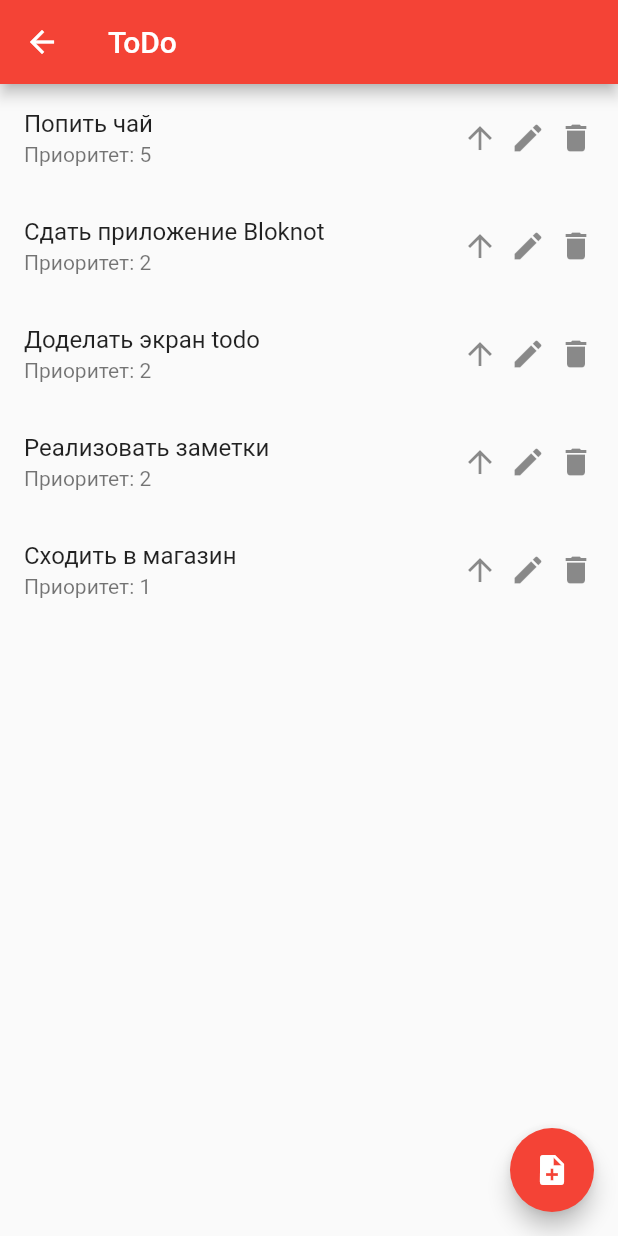
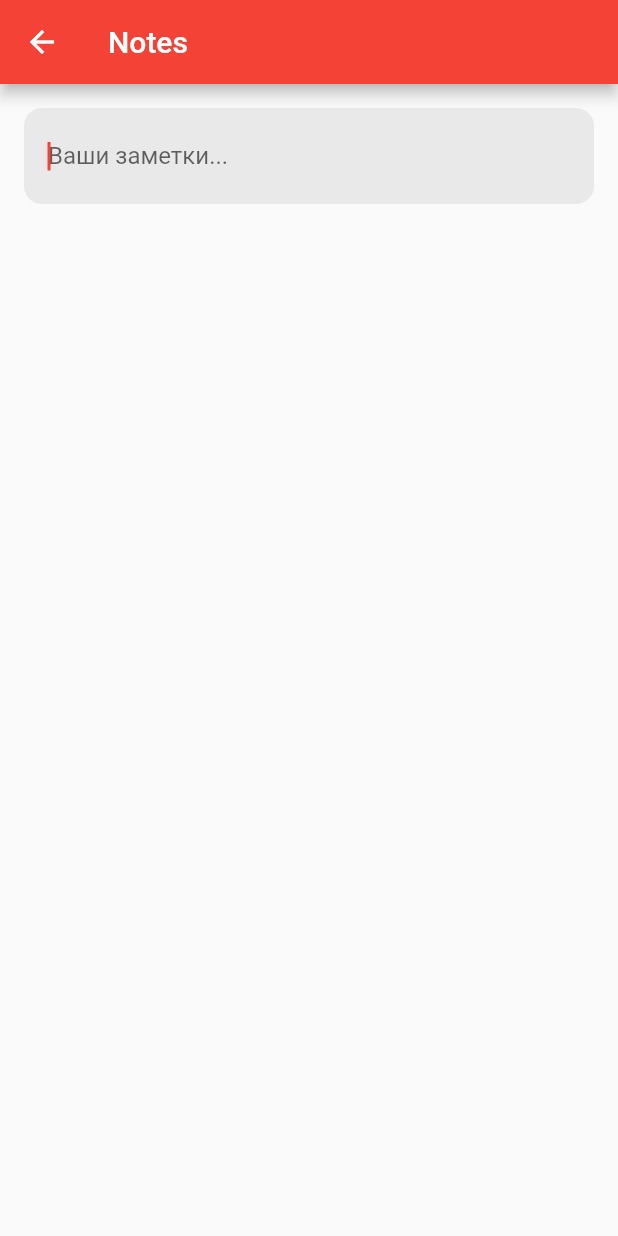
Before and after one commit to Den0110/bloknot, a Flutter app: the TodoScreen screen opened by its route, after a tap on the "arrow upward" icon, after a tap on the "edit" icon, after a tap on the "note add" icon, on a phone screen of 412 x 824 dp. Run offline on Flutter 3.47's test engine with Material 2 defaults, Android fonts, the phone set to English and light mode, and no system bars; our stand-ins replace drift, flutter_redux, flutter_riverpod, freezed_annotation, moor, redux and 1 more; accounts and stored records are empty; generated files the repository leaves out were written again.

Commit message:
notes screen added

```diff
--- /dev/null
+++ b/lib/db/notes.dart
@@ -0,0 +1,8 @@
+import 'package:drift/drift.dart';
+
+// part 'notes.g.dart';
+
+class Notes extends Table {
+  IntColumn get id => integer().autoIncrement()();
+  TextColumn get note => text()();
+}
--- a/lib/navigation/router.dart
+++ b/lib/navigation/router.dart
@@ -1,5 +1,6 @@
 import 'package:bloknot/navigation/routes.dart';
 import 'package:bloknot/pages/login_screen.dart';
+import 'package:bloknot/pages/notes_screen.dart';
 import 'package:bloknot/pages/splash_screen.dart';
 import 'package:bloknot/pages/todo_screen.dart';
 import 'package:flutter/material.dart';
@@ -14,7 +15,7 @@ class AppRouter {
       case Routes.todo:
         return MaterialPageRoute(builder: (_) => const TodoScreen());
       case Routes.notes:
-        return MaterialPageRoute(builder: (_) => const TodoScreen());
+        return MaterialPageRoute(builder: (_) => const NotesScreen());
       default:
         return MaterialPageRoute(
           builder: (_) => Scaffold(
--- /dev/null
+++ b/lib/pages/notes_screen.dart
@@ -0,0 +1,84 @@
+import 'dart:async';
+
+import 'package:bloknot/constants/colors.dart';
+import 'package:bloknot/db/database.dart';
+import 'package:bloknot/providers/db_provider.dart';
+import 'package:flutter/material.dart';
+import 'package:flutter_riverpod/flutter_riverpod.dart';
+
+class NotesScreen extends ConsumerStatefulWidget {
+  const NotesScreen({Key? key}) : super(key: key);
+
+  @override
+  ConsumerState<NotesScreen> createState() => _NotesScreenState();
+}
+
+class _NotesScreenState extends ConsumerState<NotesScreen> {
+  final notesController = TextEditingController(text: '');
+
+  @override
+  void initState() {
+    super.initState();
+    ref.read(dbProvider).allNotes.then((value) {
+      if (value.isNotEmpty) {
+        notesController.value = notesController.value.copyWith(
+          text: value[0].note,
+          selection: TextSelection.fromPosition(
+            TextPosition(offset: value[0].note.length),
+          ),
+        );
+      }
+    });
+  }
+
+  Future<bool> _saveNotes() async {
+    await ref
+        .read(dbProvider)
+        .updateNote(Note(id: 0, note: notesController.text))
+        .then((value) => ScaffoldMessenger.of(context)
+            .showSnackBar(const SnackBar(content: Text('Сохранено'))));
+    return true;
+  }
+
+  @override
+  Widget build(BuildContext context) {
+    return WillPopScope(
+      onWillPop: _saveNotes,
+      child: Scaffold(
+        appBar: AppBar(
+          title: const Text('Notes'),
+        ),
+        body: SingleChildScrollView(
+          child: Padding(
+            padding: const EdgeInsets.all(16),
+            child: Container(
+              decoration: BoxDecoration(
+                color: AppColors.secondaryText.withAlpha(20),
+                borderRadius: const BorderRadius.all(Radius.circular(12)),
+              ),
+              child: Padding(
+                padding:
+                    const EdgeInsets.symmetric(vertical: 8, horizontal: 16),
+                child: Column(
+                  mainAxisAlignment: MainAxisAlignment.center,
+                  children: <Widget>[
+                    TextField(
+                      controller: notesController,
+                      decoration: const InputDecoration(
+                        hintText: "Ваши заметки...",
+                        border: InputBorder.none,
+                      ),
+                      keyboardType: TextInputType.multiline,
+                      maxLines: null,
+                      autofocus: true,
+                    )
+                  ],
+                ),
+              ),
+            ),
+          ),
+        ),
+      ),
+    );
+  }
+}
--- /dev/null
+++ b/lib/providers/db_provider.dart
@@ -0,0 +1,4 @@
+import 'package:bloknot/db/database.dart';
+import 'package:flutter_riverpod/flutter_riverpod.dart';
+
+final dbProvider = Provider((ref) => AppDatabase());
--- a/pubspec.yaml
+++ b/pubspec.yaml
@@ -39,6 +39,10 @@ dependencies:
   moor: ^4.6.1+1
   shared_preferences: ^2.0.15
   freezed_annotation: ^2.0.3
+  drift: ^1.7.0
+  sqlite3_flutter_libs: ^0.5.0
+  path_provider: ^2.0.0
+  path: ^1.8.1
 
 dev_dependencies:
   flutter_test:
@@ -52,6 +56,7 @@ dev_dependencies:
   flutter_lints: ^1.0.0
   build_runner: ^2.1.11
   freezed: ^2.0.3+1
+  drift_dev: ^1.7.0
 
 # For information on the generic Dart part of this file, see the
 # following page: https://dart.dev/tools/pub/pubspec
```
Also changed, not shown: lib/db/database.dart (added, +36 -0 lines), lib/db/database.g.dart (added), pubspec.lock.
